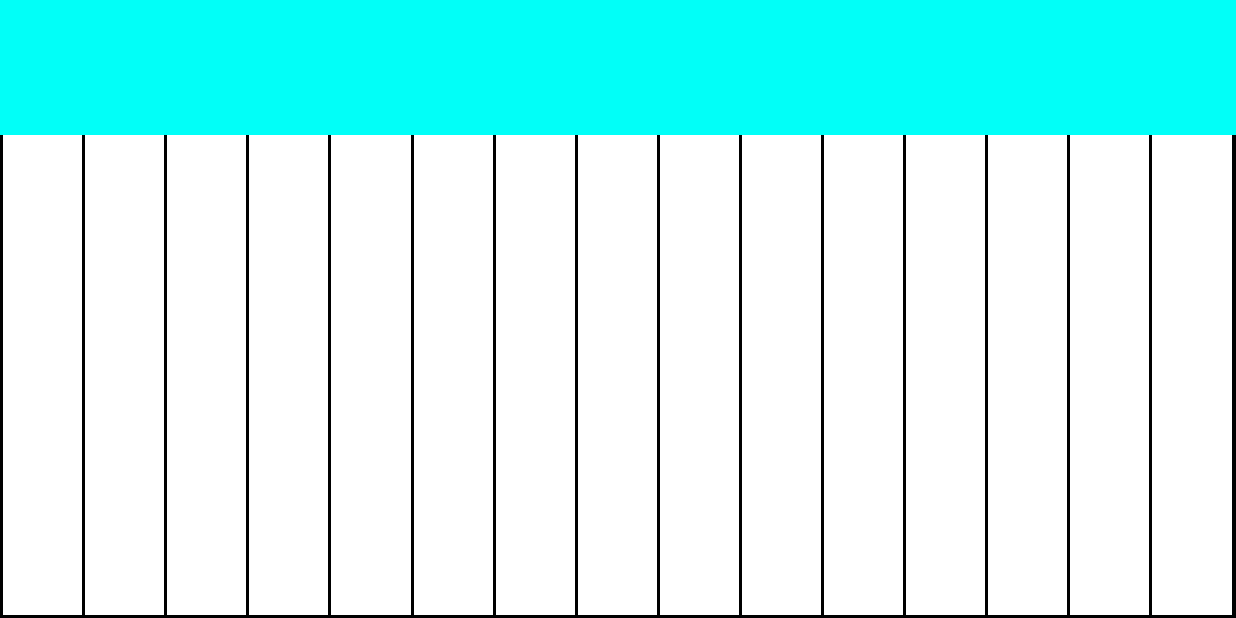
After one commit to BlackLair/Crescendo_Piano, an Android app: the KeyboardActivity screen opened directly, with no data from a screen before it, on a phone screen of 824 x 412 dp (held sideways). The commit adds this screen. Run offline under Robolectric (Android 15) with nearby library versions, the phone set to English and light mode, and no system bars.

Commit message:
KeyboardActivity 흰색 건반만 배치

```diff
--- a/app/src/main/java/com/example/crescendo_piano/InstSelectActivity.java
+++ b/app/src/main/java/com/example/crescendo_piano/InstSelectActivity.java
@@ -15,6 +15,7 @@ public class InstSelectActivity extends AppCompatActivity {
     private ImageButton instsel_goBack;
     private Intent intent;
     private Integer selectInst;
+    ImageButton selPiano, selViolin, selHarp, selDrum;
     @Override
     protected void onCreate(Bundle savedInstanceState) {
         super.onCreate(savedInstanceState);
@@ -34,6 +35,10 @@ public class InstSelectActivity extends AppCompatActivity {
         intent=getIntent();
         selectInst=intent.getIntExtra("selectInst", 0);
         instsel_goBack=(ImageButton)findViewById(R.id.instsel_goBack);
+        selPiano=(ImageButton)findViewById(R.id.inst_Piano);
+        selViolin=(ImageButton)findViewById(R.id.inst_Violin);
+        selHarp=(ImageButton)findViewById(R.id.inst_Harp);
+        selDrum=(ImageButton)findViewById(R.id.inst_Drum);
 
         instsel_goBack.setOnTouchListener(new View.OnTouchListener() {
             @Override
@@ -54,5 +59,13 @@ public class InstSelectActivity extends AppCompatActivity {
             }
         });
 
+        selPiano.setOnClickListener(new View.OnClickListener() {
+            @Override
+            public void onClick(View view) {
+                Intent intent=new Intent(InstSelectActivity.this, KeyboardActivity.class);
+                startActivity(intent);
+            }
+        });
+
     }
 }
--- /dev/null
+++ b/app/src/main/java/com/example/crescendo_piano/KeyboardActivity.java
@@ -0,0 +1,28 @@
+package com.example.crescendo_piano;
+
+import androidx.appcompat.app.AppCompatActivity;
+
+import android.os.Build;
+import android.os.Bundle;
+import android.view.View;
+
+public class KeyboardActivity extends AppCompatActivity {
+    private View decorView;
+    private int uiOption;
+    @Override
+    protected void onCreate(Bundle savedInstanceState) {
+        /////////////////////////////앱 하단바 제거///////////////////////////////
+        decorView=getWindow().getDecorView();
+        uiOption=getWindow().getDecorView().getSystemUiVisibility();
+        if(Build.VERSION.SDK_INT>=Build.VERSION_CODES.ICE_CREAM_SANDWICH)
+            uiOption|= View.SYSTEM_UI_FLAG_HIDE_NAVIGATION;
+        if(Build.VERSION.SDK_INT>=Build.VERSION_CODES.JELLY_BEAN)
+            uiOption|=View.SYSTEM_UI_FLAG_FULLSCREEN;
+        if(Build.VERSION.SDK_INT>=Build.VERSION_CODES.KITKAT)
+            uiOption|=View.SYSTEM_UI_FLAG_IMMERSIVE_STICKY;
+        decorView.setSystemUiVisibility(uiOption);
+        /////////////////////////////앱 하단바 제거/////////////////////////////// // 앱 하단바 제거
+        super.onCreate(savedInstanceState);
+        setContentView(R.layout.activity_keyboard);
+    }
+}
--- a/app/src/main/res/layout/activity_inst_select.xml
+++ b/app/src/main/res/layout/activity_inst_select.xml
@@ -51,7 +51,7 @@
         <ImageButton
             android:layout_width="316dp"
             android:layout_height="165dp"
-            android:id="@+id/inst_harp"
+            android:id="@+id/inst_Harp"
             android:scaleType="fitXY"
             android:layout_column="0"
             android:layout_row="1"
--- /dev/null
+++ b/app/src/main/res/layout/activity_keyboard.xml
@@ -0,0 +1,254 @@
+<?xml version="1.0" encoding="utf-8"?>
+<LinearLayout xmlns:android="http://schemas.android.com/apk/res/android"
+    android:layout_width="match_parent"
+    android:layout_height="match_parent"
+    android:orientation="vertical"
+    android:background="#000000"
+    xmlns:app="http://schemas.android.com/apk/res-auto">
+    <LinearLayout
+        android:layout_width="match_parent"
+        android:layout_height="wrap_content"
+        android:layout_weight="0.22"
+        android:background="#01fff8">
+
+    </LinearLayout>
+    <LinearLayout
+        android:layout_width="match_parent"
+        android:layout_height="wrap_content"
+        android:layout_weight="0.78">
+
+        <androidx.constraintlayout.widget.ConstraintLayout
+            android:layout_width="match_parent"
+            android:layout_height="match_parent">
+
+            <ImageButton
+                android:id="@+id/btn_wkey0"
+                android:layout_width="0dp"
+                android:layout_height="match_parent"
+                android:background="#ffffff"
+                android:layout_marginTop="0dp"
+                android:layout_marginBottom="2dp"
+                android:layout_marginHorizontal="2dp"
+                app:layout_constraintEnd_toEndOf="parent"
+                app:layout_constraintHeight_percent="1"
+                app:layout_constraintHorizontal_bias="0"
+                app:layout_constraintStart_toStartOf="parent"
+                app:layout_constraintTop_toTopOf="parent"
+                app:layout_constraintWidth_default="percent"
+                app:layout_constraintWidth_percent="0.064000" />
+
+            <ImageButton
+                android:id="@+id/btn_wkey1"
+                android:layout_width="0dp"
+                android:layout_height="match_parent"
+                android:background="#ffffff"
+                android:layout_marginTop="0dp"
+                android:layout_marginBottom="2dp"
+                android:layout_marginHorizontal="2dp"
+                app:layout_constraintEnd_toEndOf="parent"
+                app:layout_constraintHeight_percent="1"
+                app:layout_constraintHorizontal_bias="0.0"
+                app:layout_constraintStart_toEndOf="@+id/btn_wkey0"
+                app:layout_constraintTop_toTopOf="parent"
+                app:layout_constraintWidth_default="percent"
+                app:layout_constraintWidth_percent="0.064000" />
+            <ImageButton
+                android:id="@+id/btn_wkey2"
+                android:layout_width="0dp"
+                android:layout_height="match_parent"
+                android:background="#ffffff"
+                android:layout_marginTop="0dp"
+                android:layout_marginBottom="2dp"
+                android:layout_marginHorizontal="2dp"
+                app:layout_constraintEnd_toEndOf="parent"
+                app:layout_constraintHeight_percent="1"
+                app:layout_constraintHorizontal_bias="0.0"
+                app:layout_constraintStart_toEndOf="@+id/btn_wkey1"
+                app:layout_constraintTop_toTopOf="parent"
+                app:layout_constraintWidth_default="percent"
+                app:layout_constraintWidth_percent="0.064000" />
+            <ImageButton
+                android:id="@+id/btn_wkey3"
+                android:layout_width="0dp"
+                android:layout_height="match_parent"
+                android:background="#ffffff"
+                android:layout_marginTop="0dp"
+                android:layout_marginBottom="2dp"
+                android:layout_marginHorizontal="2dp"
+                app:layout_constraintEnd_toEndOf="parent"
+                app:layout_constraintHeight_percent="1"
+                app:layout_constraintHorizontal_bias="0.0"
+                app:layout_constraintStart_toEndOf="@+id/btn_wkey2"
+                app:layout_constraintTop_toTopOf="parent"
+                app:layout_constraintWidth_default="percent"
+                app:layout_constraintWidth_percent="0.064000" />
+            <ImageButton
+                android:id="@+id/btn_wkey4"
+                android:layout_width="0dp"
+                android:layout_height="match_parent"
+                android:background="#ffffff"
+                android:layout_marginTop="0dp"
+                android:layout_marginBottom="2dp"
+                android:layout_marginHorizontal="2dp"
+                app:layout_constraintEnd_toEndOf="parent"
+                app:layout_constraintHeight_percent="1"
+                app:layout_constraintHorizontal_bias="0.0"
+                app:layout_constraintStart_toEndOf="@+id/btn_wkey3"
+                app:layout_constraintTop_toTopOf="parent"
+                app:layout_constraintWidth_default="percent"
+                app:layout_constraintWidth_percent="0.064000" />
+            <ImageButton
+                android:id="@+id/btn_wkey5"
+                android:layout_width="0dp"
+                android:layout_height="match_parent"
+                android:background="#ffffff"
+                android:layout_marginTop="0dp"
+                android:layout_marginBottom="2dp"
+                android:layout_marginHorizontal="2dp"
+                app:layout_constraintEnd_toEndOf="parent"
+                app:layout_constraintHeight_percent="1"
+                app:layout_constraintHorizontal_bias="0.0"
+                app:layout_constraintStart_toEndOf="@+id/btn_wkey4"
+                app:layout_constraintTop_toTopOf="parent"
+                app:layout_constraintWidth_default="percent"
+                app:layout_constraintWidth_percent="0.064000" />
+            <ImageButton
+                android:id="@+id/btn_wkey6"
+                android:layout_width="0dp"
+                android:layout_height="match_parent"
+                android:background="#ffffff"
+                android:layout_marginTop="0dp"
+                android:layout_marginBottom="2dp"
+                android:layout_marginHorizontal="2dp"
+                app:layout_constraintEnd_toEndOf="parent"
+                app:layout_constraintHeight_percent="1"
+                app:layout_constraintHorizontal_bias="0.0"
+                app:layout_constraintStart_toEndOf="@+id/btn_wkey5"
+                app:layout_constraintTop_toTopOf="parent"
+                app:layout_constraintWidth_default="percent"
+                app:layout_constraintWidth_percent="0.064000" />
+            <ImageButton
+                android:id="@+id/btn_wkey7"
+                android:layout_width="0dp"
+                android:layout_height="match_parent"
+                android:background="#ffffff"
+                android:layout_marginTop="0dp"
+                android:layout_marginBottom="2dp"
+                android:layout_marginHorizontal="2dp"
+                app:layout_constraintEnd_toEndOf="parent"
+                app:layout_constraintHeight_percent="1"
+                app:layout_constraintHorizontal_bias="0.0"
+                app:layout_constraintStart_toEndOf="@+id/btn_wkey6"
+                app:layout_constraintTop_toTopOf="parent"
+                app:layout_constraintWidth_default="percent"
+                app:layout_constraintWidth_percent="0.064000" />
+            <ImageButton
+                android:id="@+id/btn_wkey8"
+                android:layout_width="0dp"
+                android:layout_height="match_parent"
+                android:background="#ffffff"
+                android:layout_marginTop="0dp"
+                android:layout_marginBottom="2dp"
+                android:layout_marginHorizontal="2dp"
+                app:layout_constraintEnd_toEndOf="parent"
+                app:layout_constraintHeight_percent="1"
+                app:layout_constraintHorizontal_bias="0.0"
+                app:layout_constraintStart_toEndOf="@+id/btn_wkey7"
+                app:layout_constraintTop_toTopOf="parent"
+                app:layout_constraintWidth_default="percent"
+                app:layout_constraintWidth_percent="0.064000" />
+            <ImageButton
+                android:id="@+id/btn_wkey9"
+                android:layout_width="0dp"
+                android:layout_height="match_parent"
+                android:background="#ffffff"
+                android:layout_marginTop="0dp"
+                android:layout_marginBottom="2dp"
+                android:layout_marginHorizontal="2dp"
+                app:layout_constraintEnd_toEndOf="parent"
+                app:layout_constraintHeight_percent="1"
+                app:layout_constraintHorizontal_bias="0.0"
+                app:layout_constraintStart_toEndOf="@+id/btn_wkey8"
+                app:layout_constraintTop_toTopOf="parent"
+                app:layout_constraintWidth_default="percent"
+                app:layout_constraintWidth_percent="0.064000" />
+            <ImageButton
+                android:id="@+id/btn_wkey10"
+                android:layout_width="0dp"
+                android:layout_height="match_parent"
+                android:background="#ffffff"
+                android:layout_marginTop="0dp"
+                android:layout_marginBottom="2dp"
+                android:layout_marginHorizontal="2dp"
+                app:layout_constraintEnd_toEndOf="parent"
+                app:layout_constraintHeight_percent="1"
+                app:layout_constraintHorizontal_bias="0.0"
+                app:layout_constraintStart_toEndOf="@+id/btn_wkey9"
+                app:layout_constraintTop_toTopOf="parent"
+                app:layout_constraintWidth_default="percent"
+                app:layout_constraintWidth_percent="0.064000" />
+            <ImageButton
+                android:id="@+id/btn_wkey11"
+                android:layout_width="0dp"
+                android:layout_height="match_parent"
+                android:background="#ffffff"
+                android:layout_marginTop="0dp"
+                android:layout_marginBottom="2dp"
+                android:layout_marginHorizontal="2dp"
+                app:layout_constraintEnd_toEndOf="parent"
+                app:layout_constraintHeight_percent="1"
+                app:layout_constraintHorizontal_bias="0.0"
+                app:layout_constraintStart_toEndOf="@+id/btn_wkey10"
+                app:layout_constraintTop_toTopOf="parent"
+                app:layout_constraintWidth_default="percent"
+                app:layout_constraintWidth_percent="0.064000" />
+            <ImageButton
+                android:id="@+id/btn_wkey12"
+                android:layout_width="0dp"
+                android:layout_height="match_parent"
+                android:background="#ffffff"
+                android:layout_marginTop="0dp"
+                android:layout_marginBottom="2dp"
+                android:layout_marginHorizontal="2dp"
+                app:layout_constraintEnd_toEndOf="parent"
+                app:layout_constraintHeight_percent="1"
+                app:layout_constraintHorizontal_bias="0.0"
+                app:layout_constraintStart_toEndOf="@+id/btn_wkey11"
+                app:layout_constraintTop_toTopOf="parent"
+                app:layout_constraintWidth_default="percent"
+                app:layout_constraintWidth_percent="0.064000" />
+            <ImageButton
+                android:id="@+id/btn_wkey13"
+                android:layout_width="0dp"
+                android:layout_height="match_parent"
+                android:background="#ffffff"
+                android:layout_marginTop="0dp"
+                android:layout_marginBottom="2dp"
+                android:layout_marginHorizontal="2dp"
+                app:layout_constraintEnd_toEndOf="parent"
+                app:layout_constraintHeight_percent="1"
+                app:layout_constraintHorizontal_bias="0.0"
+                app:layout_constraintStart_toEndOf="@+id/btn_wkey12"
+                app:layout_constraintTop_toTopOf="parent"
+                app:layout_constraintWidth_default="percent"
+                app:layout_constraintWidth_percent="0.064000" />
+            <ImageButton
+                android:id="@+id/btn_wkey14"
+                android:layout_width="0dp"
+                android:layout_height="match_parent"
+                android:background="#ffffff"
+                android:layout_marginTop="0dp"
+                android:layout_marginBottom="2dp"
+                android:layout_marginHorizontal="2dp"
+                app:layout_constraintEnd_toEndOf="parent"
+                app:layout_constraintHeight_percent="1"
+                app:layout_constraintHorizontal_bias="0.0"
+                app:layout_constraintStart_toEndOf="@+id/btn_wkey13"
+                app:layout_constraintTop_toTopOf="parent"
+                app:layout_constraintWidth_default="percent"
+                app:layout_constraintWidth_percent="0.064000" />
+
+
+        </androidx.constraintlayout.widget.ConstraintLayout>
+    </LinearLayout>
+</LinearLayout>
```
Also changed, not shown: app/src/main/AndroidManifest.xml (+5 -3 lines).
